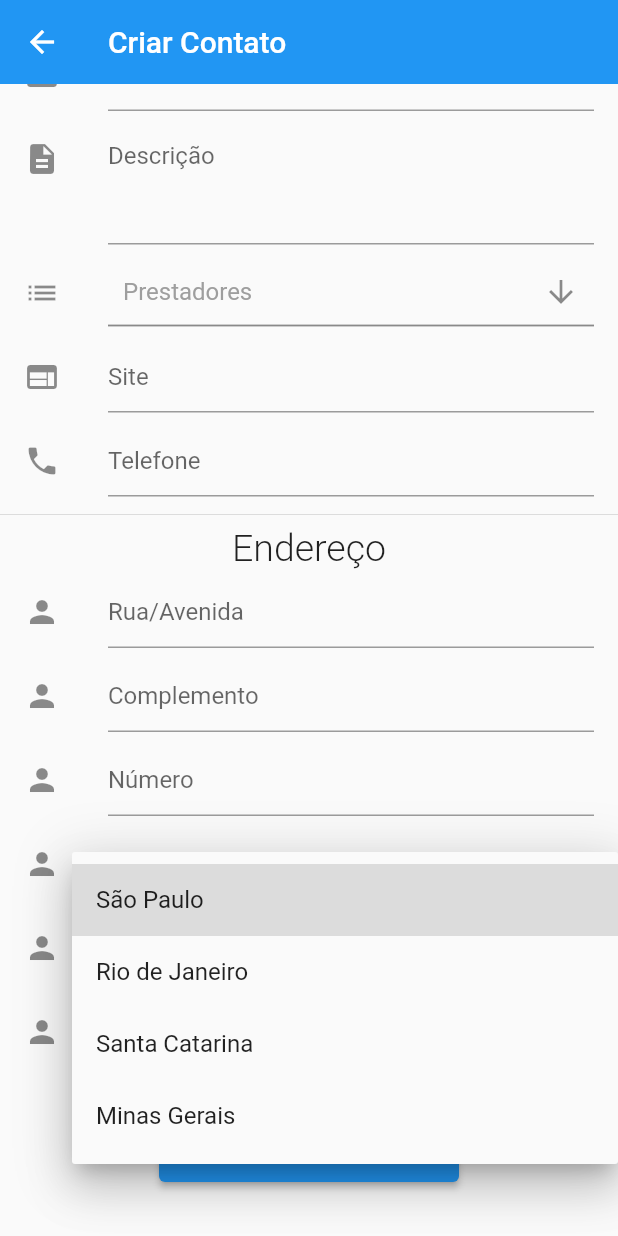
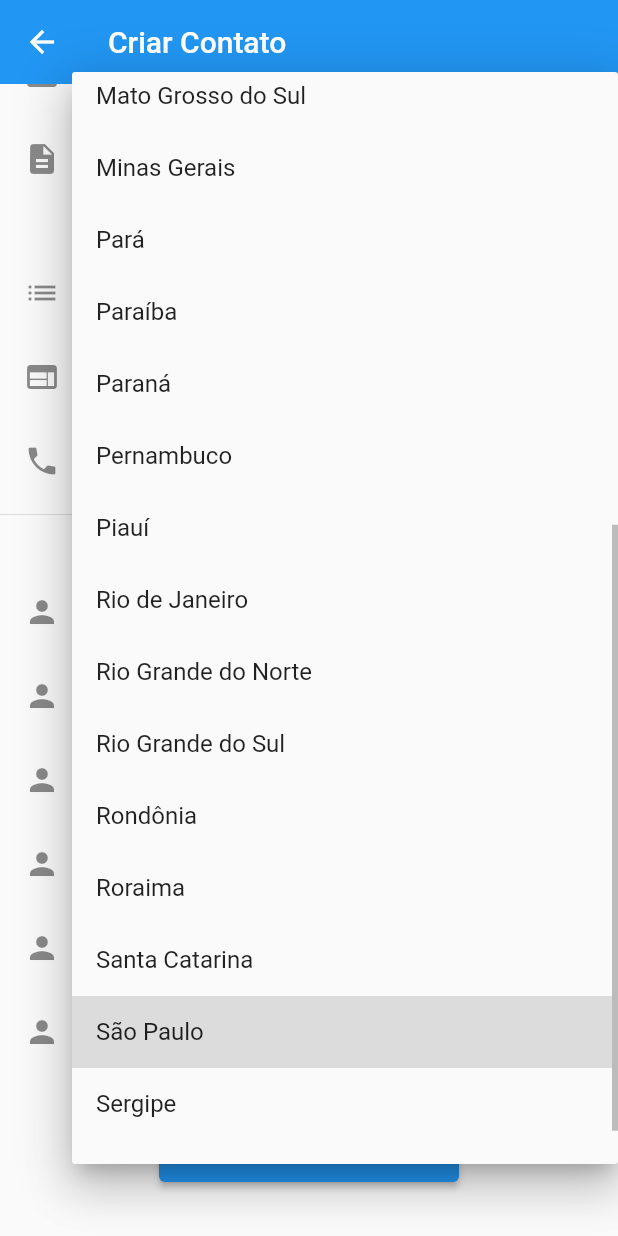
Before and after one commit to Ghilherme/achaFacil, a Flutter app: the CreateContact screen opened directly, scrolled down 90 dp, after a tap on "São Paulo", on a phone screen of 412 x 824 dp. Run offline on Flutter 3.47's test engine with Material 2 defaults, Android fonts, the phone set to English and light mode, and no system bars; drawn by our look-alikes of multi_select_flutter; our stand-ins replace cloud_firestore, firebase_core, flutter_svg; accounts and stored records are empty.

Commit message:
adicionado estados e popup ao inserir contato

```diff
--- /dev/null
+++ b/lib/apis/models/states.dart
@@ -0,0 +1,37 @@
+class States {
+  States({
+    this.state,
+    this.uf,
+  });
+  String state, uf;
+}
+
+List<States> states = [
+  States(state: 'Acre', uf: 'AC'),
+  States(state: 'Alagoas', uf: 'AL'),
+  States(state: 'Amapá', uf: 'AP'),
+  States(state: 'Amazonas', uf: 'AM'),
+  States(state: 'Bahia', uf: 'BA'),
+  States(state: 'Ceara', uf: 'CE'),
+  States(state: 'Distrito Federal', uf: 'DF'),
+  States(state: 'Espírito Santo', uf: 'ES'),
+  States(state: 'Goiás', uf: 'GO'),
+  States(state: 'Maranhão', uf: 'MA'),
+  States(state: 'Mato Grosso', uf: 'MT'),
+  States(state: 'Mato Grosso do Sul ', uf: 'MS'),
+  States(state: 'Minas Gerais', uf: 'MG'),
+  States(state: 'Pará', uf: 'PA'),
+  States(state: 'Paraíba', uf: 'PB'),
+  States(state: 'Paraná', uf: 'PR'),
+  States(state: 'Pernambuco', uf: 'PE'),
+  States(state: 'Piauí', uf: 'PI'),
+  States(state: 'Rio de Janeiro', uf: 'RJ'),
+  States(state: 'Rio Grande do Norte', uf: 'RN'),
+  States(state: 'Rio Grande do Sul', uf: 'RS'),
+  States(state: 'Rondônia', uf: 'RO'),
+  States(state: 'Roraima', uf: 'RR'),
+  States(state: 'Santa Catarina   ', uf: 'SC'),
+  States(state: 'São Paulo', uf: 'SP'),
+  States(state: 'Sergipe', uf: 'SE'),
+  States(state: 'Tocantins', uf: 'TO'),
+];
--- a/lib/screens_create/create_contact.dart
+++ b/lib/screens_create/create_contact.dart
@@ -1,6 +1,7 @@
 import 'package:cloud_firestore/cloud_firestore.dart';
 import 'package:flutter/material.dart';
 import 'package:listaUnica/apis/models/contacts.dart';
+import 'package:listaUnica/apis/models/states.dart';
 import 'package:multi_select_flutter/multi_select_flutter.dart';
 
 class CreateContact extends StatelessWidget {
@@ -27,7 +28,7 @@ class CreateContactBody extends StatefulWidget {
 }
 
 class _CreateContactBodyState extends State<CreateContactBody> {
-  String dropdownValue = 'São Paulo';
+  States dropdownValue = states[24]; //SAO PAULO
   final _form = GlobalKey<FormState>();
   Contacts contactModel = new Contacts(
       address: new Address('', '', '', '', '', '', '', '', ''),
@@ -193,28 +194,24 @@ class _CreateContactBodyState extends State<CreateContactBody> {
             ),
             ListTile(
               leading: Icon(Icons.person),
-              title: DropdownButton<String>(
+              title: DropdownButton<States>(
                 isExpanded: true,
                 hint: Text('Estado'),
                 value: dropdownValue,
                 icon: Icon(Icons.arrow_downward),
                 iconSize: 24,
                 elevation: 16,
-                onChanged: (String newValue) {
-                  contactModel.address.uf = newValue;
+                onChanged: (States newValue) {
+                  contactModel.address.uf = newValue.uf;
+                  contactModel.address.state = newValue.state;
                   setState(() {
                     dropdownValue = newValue;
                   });
                 },
-                items: <String>[
-                  'São Paulo',
-                  'Rio de Janeiro',
-                  'Santa Catarina',
-                  'Minas Gerais'
-                ].map<DropdownMenuItem<String>>((String value) {
-                  return DropdownMenuItem<String>(
+                items: states.map<DropdownMenuItem<States>>((States value) {
+                  return DropdownMenuItem<States>(
                     value: value,
-                    child: Text(value),
+                    child: Text(value.state),
                   );
                 }).toList(),
               ),
@@ -224,7 +221,17 @@ class _CreateContactBodyState extends State<CreateContactBody> {
               width: 200,
               child: ElevatedButton(
                 child: Text('Cadastrar'),
-                onPressed: () {
+                onPressed: addContact,
+              ),
+            ),
+            Container(height: 30),
+          ],
+        ),
+      ),
+    );
+  }
+
+  void addContact() {
     if (_form.currentState.validate()) {
       CollectionReference contactDB =
           FirebaseFirestore.instance.collection('contatos');
@@ -242,21 +249,44 @@ class _CreateContactBodyState extends State<CreateContactBody> {
               'numero': contactModel.address.number,
               'bairro': contactModel.address.neighborhood,
               'cidade': contactModel.address.city,
+              'estado': contactModel.address.state,
               'UF': contactModel.address.uf,
             },
           })
-                        .then((value) => print("User Added"))
-                        .catchError(
-                            (error) => print("Failed to add user: $error"));
-                  }
+          .then((value) => showDialog(
+                context: context,
+                builder: (context) {
+                  return AlertDialog(
+                    title: Text('Contato adicionado com sucesso.'),
+                    actions: <Widget>[
+                      TextButton(
+                        child: Text('Ok'),
+                        onPressed: () {
+                          Navigator.of(context).pop();
                         },
                       ),
+                    ],
+                  );
+                },
+              ))
+          .catchError((error) => showDialog(
+                context: context,
+                builder: (context) {
+                  return AlertDialog(
+                    title: Text('Falha ao adicionar usuário.'),
+                    content: Text('Erro: ' + error),
+                    actions: <Widget>[
+                      TextButton(
+                        child: Text('Ok'),
+                        onPressed: () {
+                          Navigator.of(context).pop();
+                        },
                       ),
-            Container(height: 30),
                     ],
-        ),
-      ),
                   );
+                },
+              ));
+    }
   }
 
   Future<void> getProviders() async {
```
Lines whose indentation alone changed are shown as unchanged.
